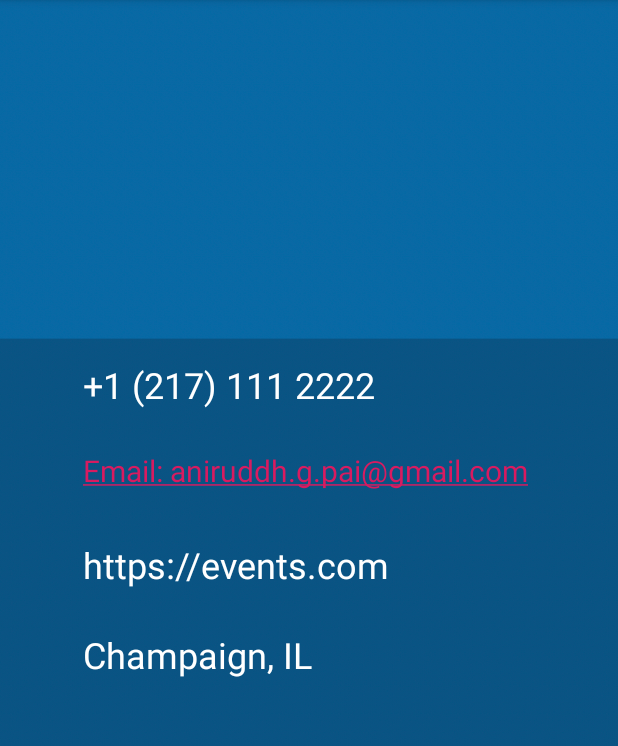
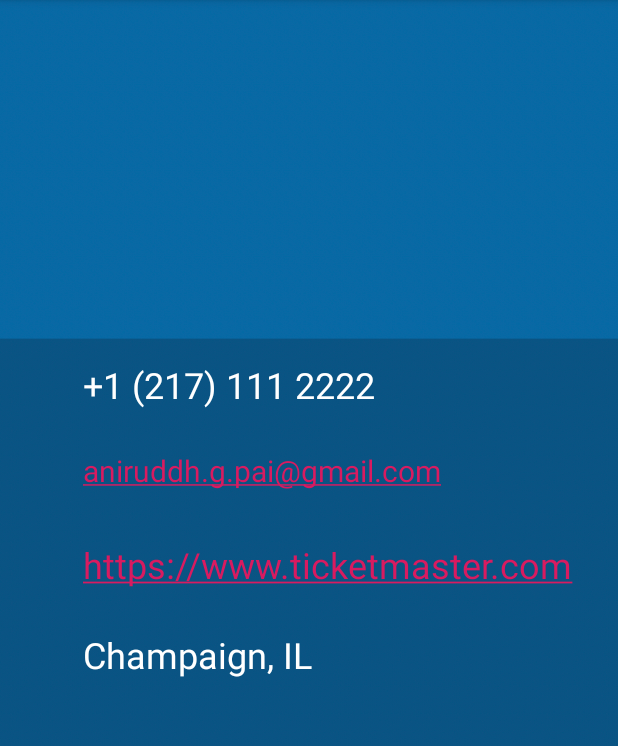
Before and after one commit to agpai2/EventPhile, an Android app: the ContactUsActivity screen opened directly, with no data from a screen before it, on a phone screen of 412 x 824 dp, the part 84-830 px from its top. Run offline under Robolectric (Android 15) with nearby library versions, the light colour scheme and no system bars.

Commit message:
Minor changes in contact

```diff
--- a/app/src/main/java/com/example/eventphile/ContactUsActivity.java
+++ b/app/src/main/java/com/example/eventphile/ContactUsActivity.java
@@ -25,13 +25,17 @@
 
         phoneText = "+1 (217) 111 2222";
         //emailText = "eventsApp@events.com";
-        webText = "https://events.com";
+        //webText = "https://www.ticketmaster.com";
         locationText = "Champaign, IL";
 
         phone.setText(phoneText);
-        email.setText(Html.fromHtml("<a href=\"mailto: aniruddh.g.pai@gmail.com\">Email: aniruddh.g.pai@gmail.com</a>"));
+
+        email.setText(Html.fromHtml("<a href=mailto: aniruddh.g.pai@gmail.com>aniruddh.g.pai@gmail.com</a>"));
         email.setMovementMethod(LinkMovementMethod.getInstance());
-        website.setText(webText);
+
+        website.setText(Html.fromHtml("<a href='https://www.ticketmaster.com'>https://www.ticketmaster.com</a>"));
+        website.setMovementMethod(LinkMovementMethod.getInstance());
+
         location.setText(locationText);
     }
 }
```
